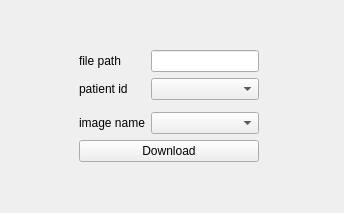
This is frontend_pc/src/app/load/download_form.ui in zhangzwwww/medlab as Qt 5 draws it before an edit. The edited form follows.
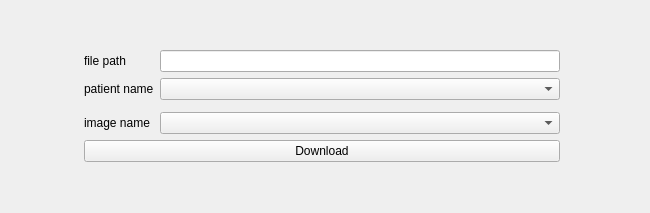
This is the edited form. Icons and pictures are not drawn.

Commit message: feat():update ui about patient

The edit to the form file:
```diff
--- a/frontend_pc/src/app/load/download_form.ui
+++ b/frontend_pc/src/app/load/download_form.ui
@@ -6,7 +6,7 @@
    <rect>
     <x>0</x>
     <y>0</y>
-    <width>344</width>
+    <width>650</width>
     <height>213</height>
    </rect>
   </property>
@@ -39,6 +39,12 @@
    </item>
    <item row="2" column="2" colspan="2">
     <widget class="QLineEdit" name="filePathEdit">
+     <property name="minimumSize">
+      <size>
+       <width>400</width>
+       <height>0</height>
+      </size>
+     </property>
      <property name="readOnly">
       <bool>true</bool>
      </property>
@@ -47,7 +53,7 @@
    <item row="3" column="1">
     <widget class="QLabel" name="label_2">
      <property name="text">
-      <string>patient id</string>
+      <string>patient name</string>
      </property>
     </widget>
    </item>
```
The commit also changes 5 other files.
